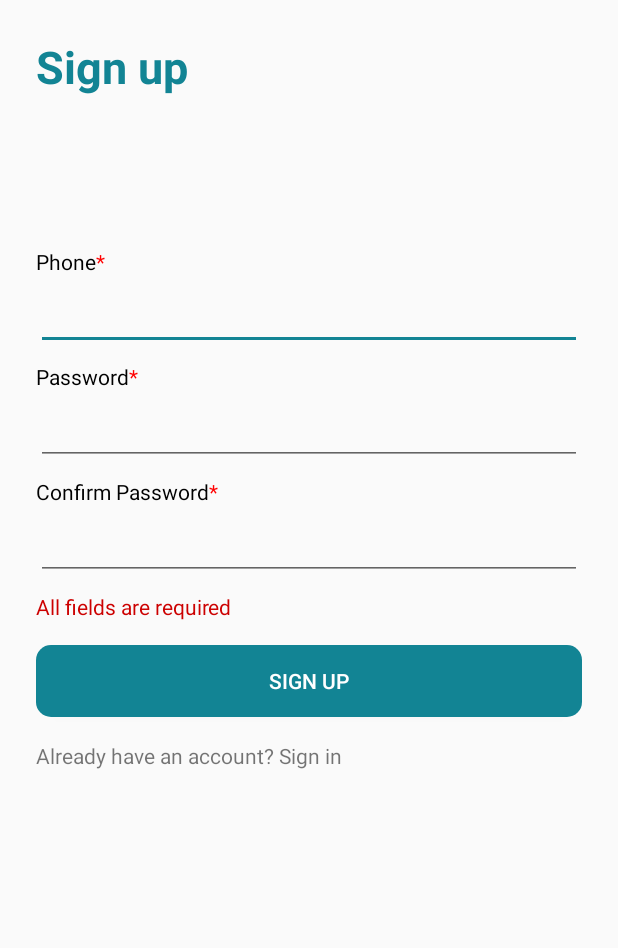
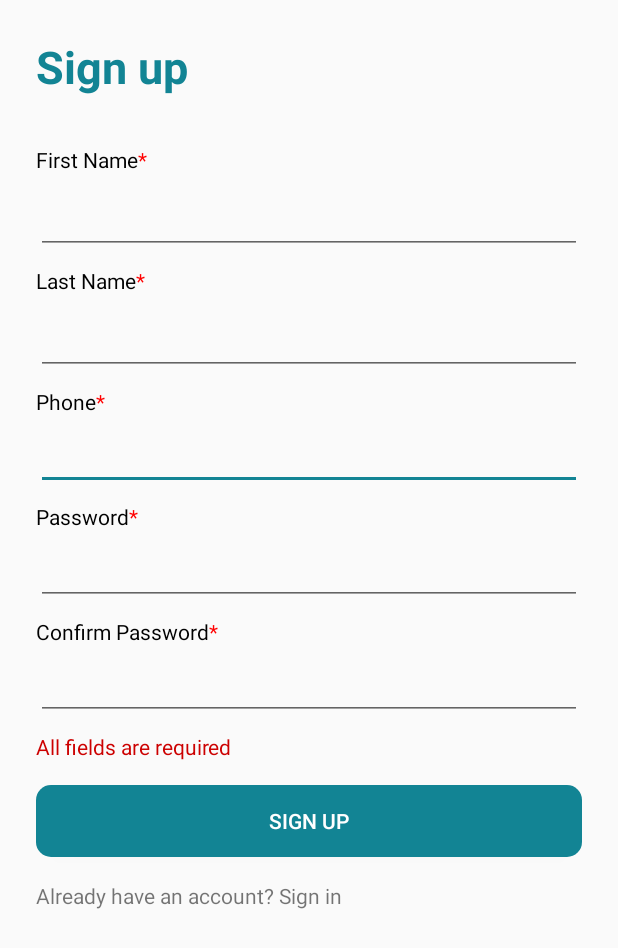
Before and after one commit to openmymed/access.md, an Android app: the RegisterActivity screen opened directly, with no data from a screen before it, after a tap on "SIGN UP", on a phone screen of 412 x 824 dp. Shown: the top 948 px of the screen. Run offline under Robolectric (Android 15) with nearby library versions, the phone set to English and light mode, and no system bars.

Commit message:
added patient firstname and lastname

```diff
--- a/android/app/src/main/java/me/kisoft/covid19/RegisterActivity.java
+++ b/android/app/src/main/java/me/kisoft/covid19/RegisterActivity.java
@@ -20,6 +20,8 @@ public class RegisterActivity extends AppCompatActivity {
     private EditText edtPhone;
     private EditText edtPassword;
     private EditText edtConfirmPassword;
+    private EditText edtFirstName;
+    private EditText edtLastName;
     private Button btnSignUp;
     private TextView tvGoToSignIn;
     private PatientService service;
@@ -39,6 +41,8 @@ public class RegisterActivity extends AppCompatActivity {
         //init screen components
         edtPhone = findViewById(R.id.edt_phone);
         edtPassword = findViewById(R.id.edt_password);
+        edtFirstName = findViewById(R.id.et_first_name);
+        edtLastName = findViewById(R.id.et_last_name);
         edtConfirmPassword = findViewById(R.id.edt_confirm_password);
         btnSignUp = findViewById(R.id.btn_sign_up);
         tvGoToSignIn = findViewById(R.id.tv_goto_sign_in);
@@ -56,12 +60,14 @@ public class RegisterActivity extends AppCompatActivity {
         btnSignUp.setOnClickListener(new View.OnClickListener() {
             @Override
             public void onClick(View view) {
+                String firstName = edtFirstName.getText().toString();
+                String lastName = edtLastName.getText().toString();
                 String phone = edtPhone.getText().toString();
                 String password = edtPassword.getText().toString();
                 String confirmPassword = edtConfirmPassword.getText().toString();
-                if (!TextUtils.isEmpty(phone) && !TextUtils.isEmpty(password) && !TextUtils.isEmpty(confirmPassword)) {
+                if (!TextUtils.isEmpty(phone) && !TextUtils.isEmpty(password) && !TextUtils.isEmpty(confirmPassword) && !TextUtils.isEmpty(firstName)&& !TextUtils.isEmpty(lastName)) {
                     if (password.equals(confirmPassword)) {
-                        Patient patient = new Patient(phone, password, phone);
+                        Patient patient = new Patient(phone, password, phone,firstName,lastName);
                         register(patient);
                     }
                 } else {
--- a/android/app/src/main/java/me/kisoft/covid19/fragments/ProfileFragment.java
+++ b/android/app/src/main/java/me/kisoft/covid19/fragments/ProfileFragment.java
@@ -13,6 +13,7 @@ import android.widget.Button;
 import android.widget.ListView;
 
 import androidx.annotation.NonNull;
+import androidx.appcompat.app.AppCompatActivity;
 import androidx.fragment.app.Fragment;
 
 import java.util.ArrayList;
@@ -31,6 +32,8 @@ public class ProfileFragment extends Fragment {
 
     public View onCreateView(@NonNull LayoutInflater inflater, ViewGroup container, Bundle savedInstanceState) {
         View root = inflater.inflate(R.layout.fragment_profile, container, false);
+
+        ((AppCompatActivity) getActivity()).getSupportActionBar().show();
         profileListView = root.findViewById(R.id.profile_listview);
 
         List<String> dataList = new ArrayList<>(Arrays.asList(getString(R.string.account), getString(R.string.security_code_title), getString(R.string.logout)));
--- a/android/app/src/main/java/me/kisoft/covid19/services/PatientServiceImpl.java
+++ b/android/app/src/main/java/me/kisoft/covid19/services/PatientServiceImpl.java
@@ -62,6 +62,7 @@ public class PatientServiceImpl implements PatientService {
     public Boolean register(Patient patient) {
         Gson gson = new Gson();
         String json = gson.toJson(patient);
+        Log.e("",json);
         try (Response response = RestClient.post(RestClient.REGISTER_URL, json)) {
             Log.i("Register", String.valueOf(response.code()));//used for testing
             if (response.isSuccessful()) {
--- a/android/app/src/main/res/layout/activity_register.xml
+++ b/android/app/src/main/res/layout/activity_register.xml
@@ -25,13 +25,13 @@
         android:layout_width="wrap_content"
         android:layout_height="wrap_content"
         android:layout_marginStart="24dp"
-        android:layout_marginTop="100dp"
+        android:layout_marginTop="8dp"
         android:text="@string/sign_up_phone"
         android:textColor="@android:color/black"
         app:layout_constraintStart_toStartOf="parent"
-        app:layout_constraintTop_toBottomOf="@+id/tv_sign_up" />
+        app:layout_constraintTop_toBottomOf="@+id/et_last_name" />
 
-        <EditText
+    <EditText
             android:id="@+id/edt_phone"
             android:layout_width="match_parent"
             android:layout_height="wrap_content"
@@ -128,4 +128,52 @@
         android:visibility="gone"
             app:layout_constraintStart_toStartOf="parent"
         app:layout_constraintTop_toBottomOf="@+id/edt_confirm_password" />
+
+    <TextView
+        android:id="@+id/tv_first_name"
+        android:layout_width="wrap_content"
+        android:layout_height="wrap_content"
+        android:layout_marginStart="24dp"
+        android:layout_marginTop="32dp"
+        android:textColor="@android:color/black"
+        android:text="@string/sign_up_first_name"
+        app:layout_constraintStart_toStartOf="parent"
+        app:layout_constraintTop_toBottomOf="@+id/tv_sign_up" />
+
+    <EditText
+        android:id="@+id/et_first_name"
+        android:layout_width="0dp"
+        android:layout_height="wrap_content"
+        android:layout_marginStart="24dp"
+        android:layout_marginTop="8dp"
+        android:layout_marginEnd="24dp"
+        android:ems="10"
+        android:inputType="textPersonName"
+        app:layout_constraintEnd_toEndOf="parent"
+        app:layout_constraintStart_toStartOf="parent"
+        app:layout_constraintTop_toBottomOf="@+id/tv_first_name" />
+
+    <TextView
+        android:id="@+id/tv_last_name"
+        android:layout_width="wrap_content"
+        android:layout_height="wrap_content"
+        android:layout_marginStart="24dp"
+        android:layout_marginTop="8dp"
+        android:textColor="@android:color/black"
+        android:text="@string/sign_up_last_name"
+        app:layout_constraintStart_toStartOf="parent"
+        app:layout_constraintTop_toBottomOf="@+id/et_first_name" />
+
+    <EditText
+        android:id="@+id/et_last_name"
+        android:layout_width="0dp"
+        android:layout_height="wrap_content"
+        android:layout_marginStart="24dp"
+        android:layout_marginTop="8dp"
+        android:layout_marginEnd="24dp"
+        android:ems="10"
+        android:inputType="textPersonName"
+        app:layout_constraintEnd_toEndOf="parent"
+        app:layout_constraintStart_toStartOf="parent"
+        app:layout_constraintTop_toBottomOf="@+id/tv_last_name" />
 </androidx.constraintlayout.widget.ConstraintLayout>
--- a/android/app/src/main/res/layout/activity_security_code.xml
+++ b/android/app/src/main/res/layout/activity_security_code.xml
@@ -13,6 +13,8 @@
         android:text=""
         android:textColor="@android:color/black"
         android:textSize="40sp"
+        android:background="@color/colorAccent3"
+        android:padding="10dp"
         android:textStyle="bold"
         app:layout_constraintBottom_toBottomOf="parent"
         app:layout_constraintEnd_toEndOf="parent"
```
Also changed, not shown: android/app/src/main/java/me/kisoft/covid19/models/Patient.java (+29 -9 lines).
